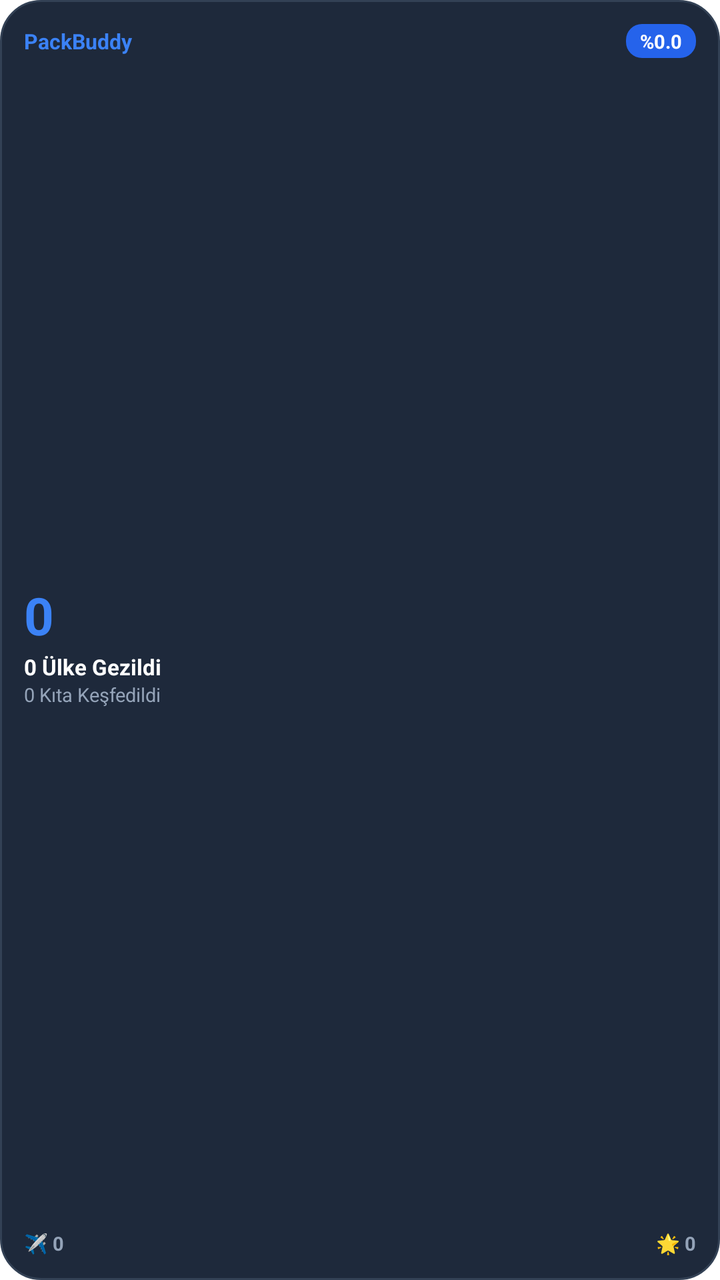
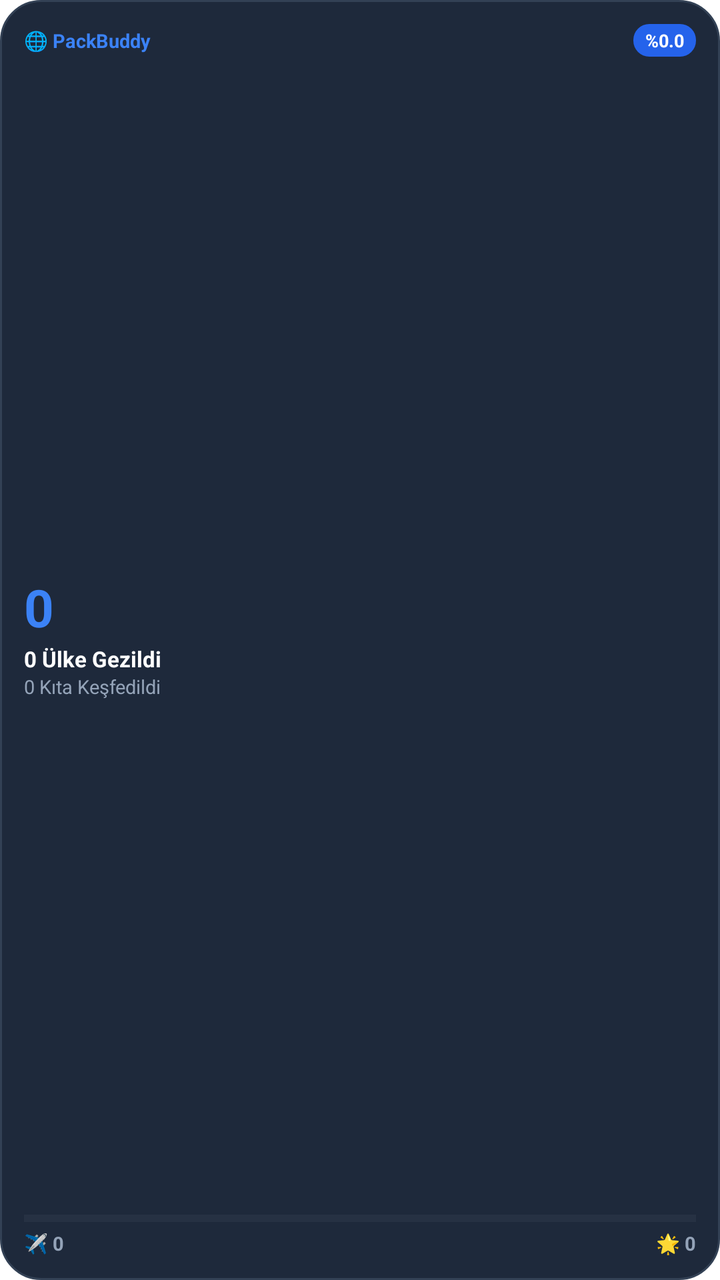

The first picture is an Android layout as it rendered before a commit; the second is the same layout after the commit. The layout source and the unified diff follow.
<!-- AndroidManifest.xml: fallback theme Theme.MaterialComponents.DayNight.NoActionBar -->
<!-- res/layout/packbuddy_map_small.xml -->
<?xml version="1.0" encoding="utf-8"?>
<LinearLayout xmlns:android="http://schemas.android.com/apk/res/android"
    android:id="@+id/widget_container"
    android:layout_width="match_parent"
    android:layout_height="match_parent"
    android:background="@drawable/widget_bg"
    android:orientation="vertical"
    android:padding="12dp">

    
    <LinearLayout
        android:layout_width="match_parent"
        android:layout_height="wrap_content"
        android:gravity="center_vertical"
        android:orientation="horizontal">

        <TextView
            android:id="@+id/widget_app_name"
            android:layout_width="0dp"
            android:layout_height="wrap_content"
            android:layout_weight="1"
            android:ellipsize="end"
            android:maxLines="1"
            android:text="PackBuddy"
            android:textColor="#3B82F6"
            android:textSize="10.5sp"
            android:textStyle="bold" />

        <TextView
            android:id="@+id/widget_badge"
            android:layout_width="wrap_content"
            android:layout_height="wrap_content"
            android:background="@drawable/widget_badge_bg"
            android:paddingStart="7dp"
            android:paddingTop="2dp"
            android:paddingEnd="7dp"
            android:paddingBottom="2dp"
            android:text="%0.0"
            android:textColor="#FFFFFF"
            android:textSize="9.5sp"
            android:textStyle="bold" />
    </LinearLayout>

    <FrameLayout
        android:layout_width="match_parent"
        android:layout_height="0dp"
        android:layout_weight="1" />

    
    <TextView
        android:id="@+id/widget_visited_count"
        android:layout_width="match_parent"
        android:layout_height="wrap_content"
        android:ellipsize="end"
        android:maxLines="1"
        android:text="0"
        android:textColor="#3B82F6"
        android:textSize="26sp"
        android:textStyle="bold" />

    <TextView
        android:id="@+id/widget_title"
        android:layout_width="match_parent"
        android:layout_height="wrap_content"
        android:layout_marginTop="1dp"
        android:ellipsize="end"
        android:maxLines="1"
        android:text="0 Ülke Gezildi"
        android:textColor="#FFFFFF"
        android:textSize="11sp"
        android:textStyle="bold" />

    <TextView
        android:id="@+id/widget_destination"
        android:layout_width="match_parent"
        android:layout_height="wrap_content"
        android:ellipsize="end"
        android:maxLines="1"
        android:text="0 Kıta Keşfedildi"
        android:textColor="#94A3B8"
        android:textSize="9.5sp" />

    <FrameLayout
        android:layout_width="match_parent"
        android:layout_height="0dp"
        android:layout_weight="1" />

    
    <LinearLayout
        android:layout_width="match_parent"
        android:layout_height="wrap_content"
        android:gravity="center_vertical"
        android:orientation="horizontal">

        <TextView
            android:id="@+id/widget_packing"
            android:layout_width="0dp"
            android:layout_height="wrap_content"
            android:layout_weight="1"
            android:ellipsize="end"
            android:maxLines="1"
            android:text="✈️ 0"
            android:textColor="#94A3B8"
            android:textSize="9.5sp"
            android:textStyle="bold" />

        <TextView
            android:id="@+id/widget_budget"
            android:layout_width="wrap_content"
            android:layout_height="wrap_content"
            android:ellipsize="end"
            android:maxLines="1"
            android:text="🌟 0"
            android:textColor="#94A3B8"
            android:textSize="9.5sp"
            android:textStyle="bold" />
    </LinearLayout>

</LinearLayout>
<!-- resources referenced by this layout -->
<resources>
  <!-- drawable widget_badge_bg (drawable) -->
  <?xml version="1.0" encoding="utf-8"?>
  <shape xmlns:android="http://schemas.android.com/apk/res/android"
      android:shape="rectangle">
      <corners android:radius="8dp" />
      <solid android:color="#2563EB" />
  </shape>
  <!-- drawable widget_bg (drawable) -->
  <?xml version="1.0" encoding="utf-8"?>
  <shape xmlns:android="http://schemas.android.com/apk/res/android"
      android:shape="rectangle">
      <corners android:radius="20dp" />
      <solid android:color="#1E293B" />
      <stroke
          android:width="1dp"
          android:color="#334155" />
  </shape>
</resources>

<!-- the commit's change to res/layout/packbuddy_map_small.xml (unified diff, before → after) -->
@@ -21,9 +21,9 @@
             android:layout_weight="1"
             android:ellipsize="end"
             android:maxLines="1"
-            android:text="PackBuddy"
+            android:text="🌐 PackBuddy"
             android:textColor="#3B82F6"
-            android:textSize="10.5sp"
+            android:textSize="9.5sp"
             android:textStyle="bold" />
 
         <TextView
@@ -31,13 +31,13 @@
             android:layout_width="wrap_content"
             android:layout_height="wrap_content"
             android:background="@drawable/widget_badge_bg"
-            android:paddingStart="7dp"
+            android:paddingStart="6dp"
             android:paddingTop="2dp"
-            android:paddingEnd="7dp"
+            android:paddingEnd="6dp"
             android:paddingBottom="2dp"
             android:text="%0.0"
             android:textColor="#FFFFFF"
-            android:textSize="9.5sp"
+            android:textSize="9sp"
             android:textStyle="bold" />
     </LinearLayout>
 
@@ -86,6 +86,18 @@
         android:layout_weight="1" />
 
     
+    <ProgressBar
+        android:id="@+id/widget_progress"
+        style="?android:attr/progressBarStyleHorizontal"
+        android:layout_width="match_parent"
+        android:layout_height="3.5dp"
+        android:layout_marginBottom="4dp"
+        android:max="100"
+        android:progress="0"
+        android:progressBackgroundTint="#4094A3B8"
+        android:progressTint="#3B82F6" />
+
+    
     <LinearLayout
         android:layout_width="match_parent"
         android:layout_height="wrap_content"
